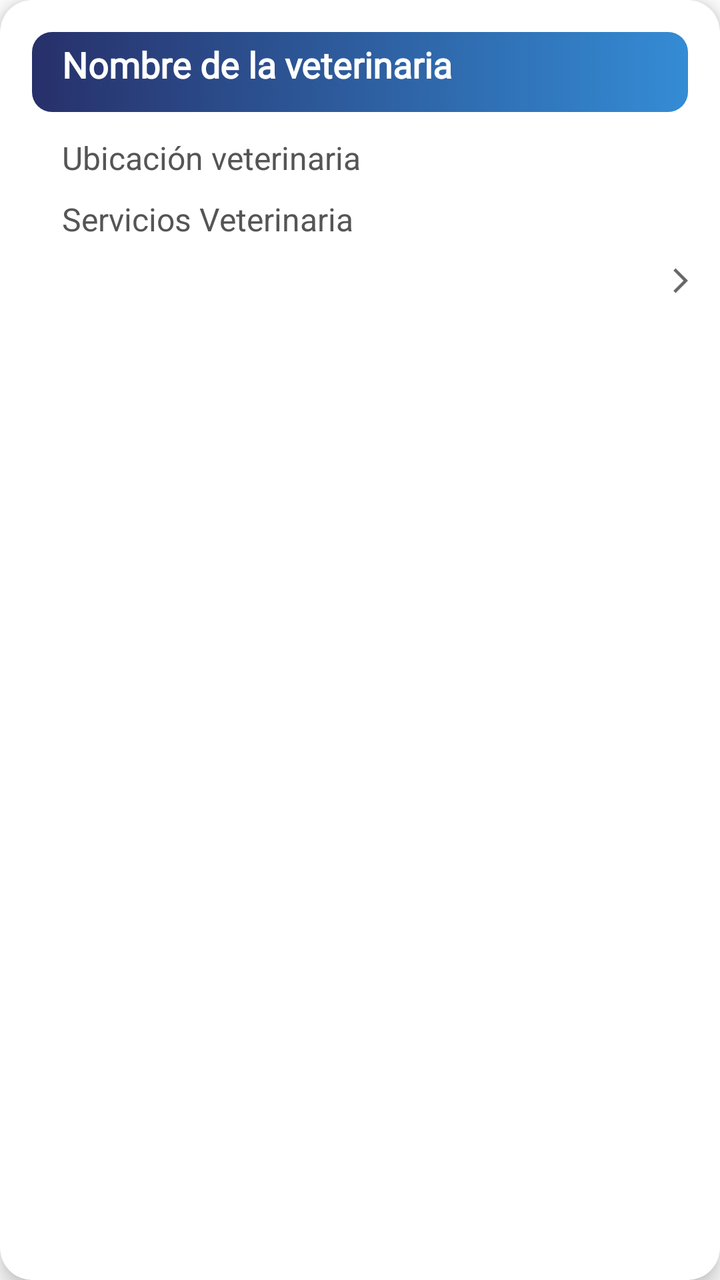
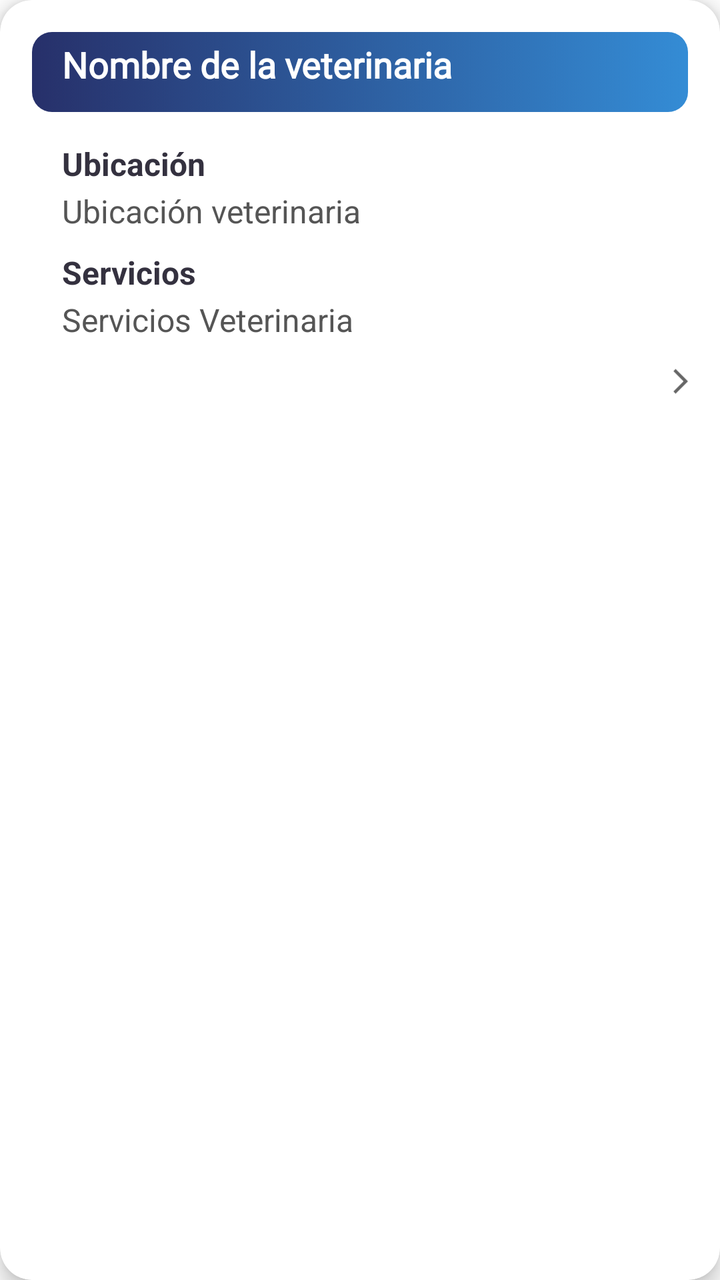

Two renders of the same Android screen: before a commit and after it. Below are the layout's source before the change and the commit's diff.
<!-- AndroidManifest.xml: application theme Theme.OnePetApp.NoActionBar -->
<!-- res/layout/activity_item_cardmv.xml -->
<?xml version="1.0" encoding="utf-8"?>
<androidx.cardview.widget.CardView xmlns:android="http://schemas.android.com/apk/res/android"
    xmlns:app="http://schemas.android.com/apk/res-auto"
    xmlns:tools="http://schemas.android.com/tools"
    android:layout_width="match_parent"
    android:layout_height="wrap_content"
    android:layout_margin="8dp"
    app:cardCornerRadius="16dp"
    app:cardElevation="6dp">


    <LinearLayout
        android:id="@+id/cardVeterinarias"
        android:layout_width="match_parent"
        android:layout_height="wrap_content"
        android:orientation="vertical"
        android:padding="16dp">

        <TextView
            android:id="@+id/txtNombreVetCard"
            android:layout_width="match_parent"
            android:layout_height="40dp"
            android:background="@drawable/recresenacard"
            android:fontFamily="@font/alata"
            android:paddingLeft="15dp"
            android:paddingTop="4dp"
            android:paddingBottom="4dp"
            android:text="Nombre de la veterinaria"
            android:textAlignment="textStart"
            android:textColor="@color/white"
            android:textSize="18sp"
            android:textStyle="bold"
            app:backgroundTint="@null" />

        <LinearLayout
            android:layout_width="match_parent"
            android:layout_height="12dp"
            android:orientation="vertical"></LinearLayout>

        <TextView
            android:id="@+id/txtUbicacionVetCard"
            android:layout_width="match_parent"
            android:layout_height="wrap_content"
            android:paddingLeft="15dp"
            android:paddingBottom="4dp"
            android:text="Ubicación veterinaria"
            android:textColor="#555"
            android:textSize="16sp" />

        <LinearLayout
            android:layout_width="match_parent"
            android:layout_height="5dp"
            android:orientation="vertical"></LinearLayout>

        <TextView
            android:id="@+id/txtServiciosVetCard"
            android:layout_width="match_parent"
            android:layout_height="wrap_content"
            android:paddingLeft="15dp"
            android:paddingBottom="8dp"
            android:text="Servicios Veterinaria"
            android:textColor="#555"
            android:textSize="16sp" />

        <LinearLayout
            android:layout_width="match_parent"
            android:layout_height="match_parent"
            android:orientation="horizontal"></LinearLayout>

        <LinearLayout
            android:layout_width="match_parent"
            android:layout_height="30dp"
            android:orientation="horizontal">

            <LinearLayout
                android:layout_width="313dp"
                android:layout_height="match_parent"
                android:orientation="horizontal"></LinearLayout>

            <ImageView
                android:id="@+id/imageView152"
                android:layout_width="wrap_content"
                android:layout_height="wrap_content"
                android:layout_weight="1"
                android:rotation="180"
                android:tint="#666666"
                app:srcCompat="@drawable/baseline_arrow_back_ios_24" />
        </LinearLayout>

    </LinearLayout>


</androidx.cardview.widget.CardView>
<!-- resources referenced by this layout -->
<resources>
  <color name="white">#FFFFFFFF</color>
  <!-- drawable baseline_arrow_back_ios_24 (drawable) -->
  <vector xmlns:android="http://schemas.android.com/apk/res/android" android:autoMirrored="true" android:height="24dp" android:tint="#000000" android:viewportHeight="24" android:viewportWidth="24" android:width="24dp">
        
      <path android:fillColor="@android:color/white" android:pathData="M11.67,3.87L9.9,2.1 0,12l9.9,9.9 1.77,-1.77L3.54,12z"/>
      
  </vector>
  <!-- drawable recresenacard (drawable) -->
  <?xml version="1.0" encoding="utf-8"?>
  <selector xmlns:android="http://schemas.android.com/apk/res/android">
      <item>
          <shape>
              <gradient
                  android:startColor="#27306A"
                  android:endColor="#348cd5">
              </gradient>
              <corners android:radius="10dp"></corners>
          </shape>
      </item>
  </selector>
  <style name="Theme.OnePetApp.NoActionBar">
          <item name="windowActionBar">false</item>
          <item name="windowNoTitle">true</item>
      </style>
</resources>

<!-- the commit's change to res/layout/activity_item_cardmv.xml (unified diff, before → after) -->
@@ -34,33 +34,63 @@
 
         <LinearLayout
             android:layout_width="match_parent"
-            android:layout_height="12dp"
-            android:orientation="vertical"></LinearLayout>
+            android:layout_height="wrap_content"
+            android:orientation="vertical">
 
-        <TextView
-            android:id="@+id/txtUbicacionVetCard"
-            android:layout_width="match_parent"
-            android:layout_height="wrap_content"
-            android:paddingLeft="15dp"
-            android:paddingBottom="4dp"
-            android:text="Ubicación veterinaria"
-            android:textColor="#555"
-            android:textSize="16sp" />
+            <TextView
+                android:id="@+id/textView49"
+                android:layout_width="match_parent"
+                android:layout_height="wrap_content"
+                android:paddingLeft="15dp"
+                android:paddingBottom="2dp"
+                android:layout_marginTop="15dp"
+                android:text="Ubicación"
+                android:textColor="#34313F"
+                android:textSize="16sp"
+                android:textStyle="bold" />
+
+            <TextView
+                android:id="@+id/txtUbicacionVetCard"
+                android:layout_width="match_parent"
+                android:layout_height="wrap_content"
+                android:paddingLeft="15dp"
+                android:paddingBottom="4dp"
+                android:text="Ubicación veterinaria"
+                android:textColor="#555"
+                android:textSize="16sp" />
+        </LinearLayout>
 
         <LinearLayout
             android:layout_width="match_parent"
             android:layout_height="5dp"
             android:orientation="vertical"></LinearLayout>
 
-        <TextView
-            android:id="@+id/txtServiciosVetCard"
+        <LinearLayout
             android:layout_width="match_parent"
             android:layout_height="wrap_content"
-            android:paddingLeft="15dp"
-            android:paddingBottom="8dp"
-            android:text="Servicios Veterinaria"
-            android:textColor="#555"
-            android:textSize="16sp" />
+            android:orientation="vertical">
+
+            <TextView
+                android:id="@+id/textView52"
+                android:layout_width="match_parent"
+                android:layout_height="wrap_content"
+                android:paddingLeft="15dp"
+                android:paddingBottom="2dp"
+                android:text="Servicios"
+                android:textColor="#34313F"
+                android:textSize="16sp"
+                android:textStyle="bold" />
+
+            <TextView
+                android:id="@+id/txtServiciosVetCard"
+                android:layout_width="match_parent"
+                android:layout_height="wrap_content"
+                android:paddingLeft="15dp"
+                android:paddingBottom="8dp"
+                android:text="Servicios Veterinaria"
+                android:textColor="#555"
+                android:textSize="16sp" />
+        </LinearLayout>
 
         <LinearLayout
             android:layout_width="match_parent"
